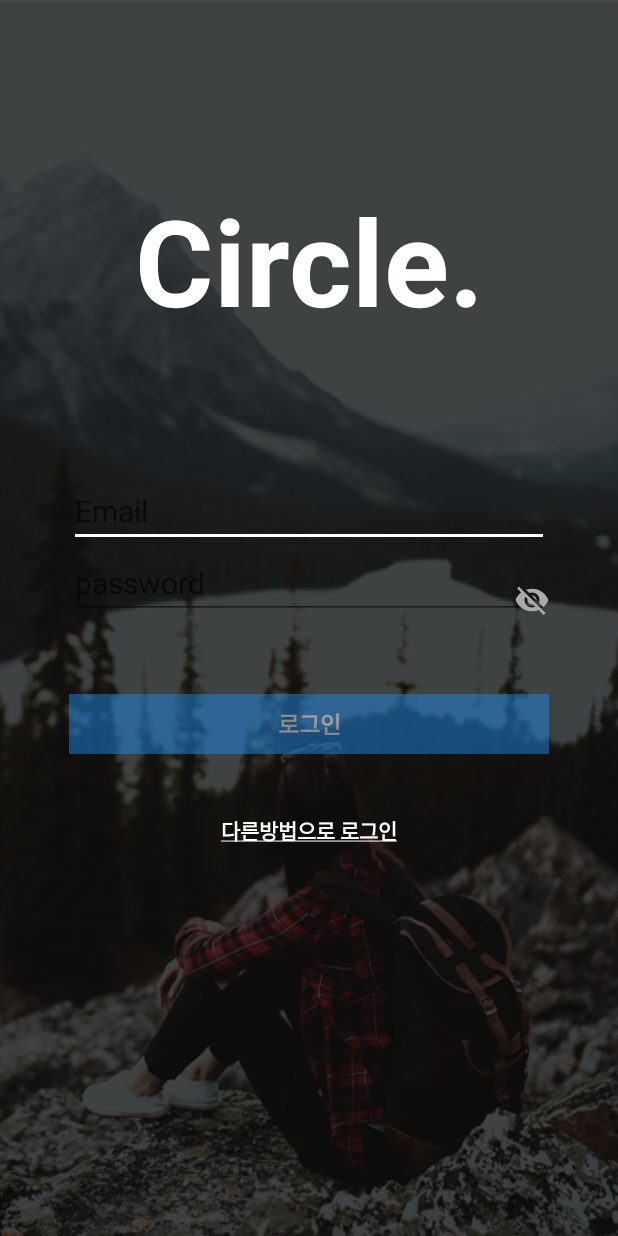
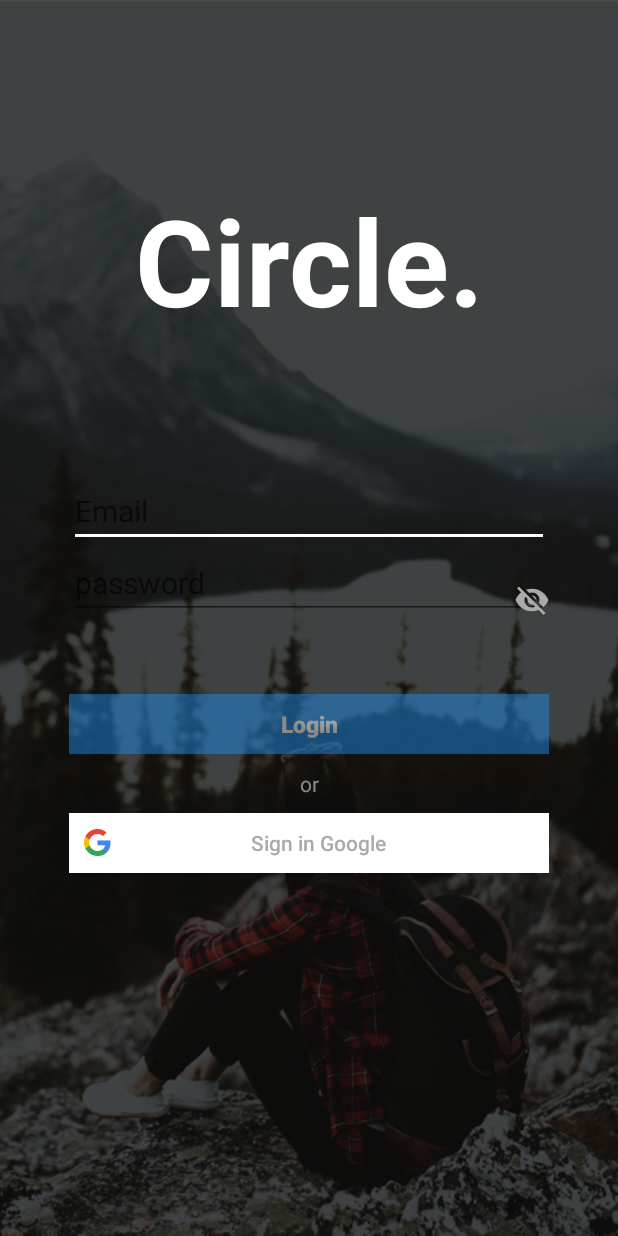
Before and after one commit to taewoooh/TWCircleApp, an Android app: the screen it shows after launch (LoginActivity), on a phone screen of 412 x 824 dp. Run offline under Robolectric (Android 15) with nearby library versions, the phone set to English and light mode, and no system bars; our stand-ins replace Firebase (no records; nobody signed in at launch, a user with empty details on screens opened directly), Volley; libraries missing offline, so code that uses them is left out: com.facebook, com.facebook.login, com.rengwuxian.materialedittext; plain views replace MaterialEditText; 4 statements that could not run were skipped.

Commit message:
구글로그인 연동 성공

```diff
--- a/app/src/main/java/com/example/lg/twcircleapp/LoginActivity.java
+++ b/app/src/main/java/com/example/lg/twcircleapp/LoginActivity.java
@@ -64,23 +64,24 @@ import java.util.regex.Matcher;
 import java.util.regex.Pattern;
 
 
-public class LoginActivity extends AppCompatActivity implements View.OnClickListener {
-
+public class LoginActivity extends AppCompatActivity implements View.OnClickListener, GoogleApiClient.OnConnectionFailedListener {
+    private FirebaseAuth mAuth;
+    private GoogleApiClient mGoogleApiClient;
+    private static final int RC_SIGN_IN = 10;
     MaterialEditText editid, editpassword;
     ImageView delete, delete2, hide;
     RelativeLayout layout, relativeLayout;
-    Button loginbtn;
-    private FirebaseAuth mAuth;
+    Button loginbtn,signbtn;
     LoginButton loginButton;
     SuperToast toast;
-    TextView view, warning;
+    TextView warning, or;
     InputMethodManager imm;
     boolean aBoolean;
     boolean booid, boopass, loggedIn;
     static int value = 0;
     static String test;
     long mNow;
-    /*private CallbackManager mCallbackManager;*/
+
     Date mDate;
     SimpleDateFormat mFormat = new SimpleDateFormat("yyyy-MM-dd hh:mm:ss");
 
@@ -89,7 +90,17 @@ public class LoginActivity extends AppCompatActivity implements View.OnClickList
     protected void onCreate(Bundle savedInstanceState) {
         super.onCreate(savedInstanceState);
         setContentView(R.layout.activity_login);
+        mAuth = FirebaseAuth.getInstance();
 
+        GoogleSignInOptions gso = new GoogleSignInOptions.Builder(GoogleSignInOptions.DEFAULT_SIGN_IN)
+                .requestIdToken(getString(R.string.default_web_client_id))
+                .requestEmail()
+                .build();
+
+        mGoogleApiClient = new GoogleApiClient.Builder(this)
+                .enableAutoManage(this, this)
+                .addApi(Auth.GOOGLE_SIGN_IN_API, gso)
+                .build();
 
         Log.e("onCreate", "" + value);
 
@@ -100,9 +111,35 @@ public class LoginActivity extends AppCompatActivity implements View.OnClickList
         layout = (RelativeLayout) findViewById(R.id.layout);
         imm = (InputMethodManager) getSystemService(Context.INPUT_METHOD_SERVICE);
         delete2 = (ImageView) findViewById(R.id.delete2);
-        view = (TextView) findViewById(R.id.textlogin);
         loginbtn = (Button) findViewById(R.id.loginbtn);
         warning = (TextView) findViewById(R.id.warning);
+        or = (TextView) findViewById(R.id.or);
+        signbtn = (Button) findViewById(R.id.signbtn);
+
+        or.setAlpha(0.5f);
+
+        signbtn.setOnClickListener(new View.OnClickListener() {
+            @Override
+            public void onClick(View v) {
+
+               Intent signInIntent = Auth.GoogleSignInApi.getSignInIntent(mGoogleApiClient);
+                startActivityForResult(signInIntent, RC_SIGN_IN);
+            }
+        });
+        signbtn.setOnTouchListener(new View.OnTouchListener() {
+            @Override
+            public boolean onTouch(View v, MotionEvent event) {
+                if (event.getAction() == MotionEvent.ACTION_DOWN) {
+                    signbtn.setAlpha(0.5f);
+
+                } else if (event.getAction() == MotionEvent.ACTION_UP) {
+
+                    signbtn.setAlpha(1.0f);
+
+                }
+                return false;
+            }
+        });
 
 
         loginbtn.setOnTouchListener(new View.OnTouchListener() {
@@ -125,18 +162,11 @@ public class LoginActivity extends AppCompatActivity implements View.OnClickList
         loginbtn.setClickable(false);
         loginbtn.setEnabled(false);
 
-
         delete.setOnClickListener(this);
         delete2.setOnClickListener(this);
         hide.setOnClickListener(this);
         layout.setOnClickListener(this);
         loginbtn.setOnClickListener(this);
-        view.setOnClickListener(this);
-
-
-        SpannableString content = new SpannableString("다른방법으로 로그인");
-        content.setSpan(new UnderlineSpan(), 0, content.length(), 0);
-        view.setText(content);
 
 
         editid.addTextChangedListener(new TextWatcher() {
@@ -206,47 +236,46 @@ public class LoginActivity extends AppCompatActivity implements View.OnClickList
         });
 
 
-        /*mCallbackManager = CallbackManager.Factory.create();
-        loginButton = (LoginButton) findViewById(R.id.loginbutton);
-        loginButton.setReadPermissions("email");
-        // If using in a fragment
-
-        // Callback registration
-        loginButton.registerCallback(mCallbackManager, new FacebookCallback<LoginResult>() {
-            @Override
-            public void onSuccess(LoginResult loginResult) {
-                handleFacebookAccessToken(loginResult.getAccessToken());
     }
 
     @Override
-            public void onCancel() {
+    public void onActivityResult(int requestCode, int resultCode, Intent data) {
+        super.onActivityResult(requestCode, resultCode, data);
 
+        // Result returned from launching the Intent from GoogleSignInApi.getSignInIntent(...);
+        if (requestCode == RC_SIGN_IN) {
+            GoogleSignInResult result = Auth.GoogleSignInApi.getSignInResultFromIntent(data);
+            if (result.isSuccess()) {
+                // Google Sign In was successful, authenticate with Firebase
+                GoogleSignInAccount account = result.getSignInAccount();
+                firebaseAuthWithGoogle(account);
+            } else {
+                // Google Sign In failed, update UI appropriately
+                // ...
+            }
+        }
     }
 
-            @Override
-            public void onError(FacebookException error) {
+    private void firebaseAuthWithGoogle(GoogleSignInAccount acct) {
 
-            }
-        });*/
 
-    }
-
-  /*  private void handleFacebookAccessToken(AccessToken token) {
-
-        AuthCredential credential = FacebookAuthProvider.getCredential(token.getToken());
-        mAuth.signInWithCredential(credential).addOnCompleteListener(this, new OnCompleteListener<AuthResult>() {
+        AuthCredential credential = GoogleAuthProvider.getCredential(acct.getIdToken(), null);
+        mAuth.signInWithCredential(credential)
+                .addOnCompleteListener(this, new OnCompleteListener<AuthResult>() {
                     @Override
                     public void onComplete(@NonNull Task<AuthResult> task) {
+                        if (!task.isSuccessful()) {
 
-                if (!task.isSuccessful()){
+                        } else {
+                            Intent intent = new Intent(LoginActivity.this,MainActivity.class);
+                            startActivity(intent);
+                            Toast.makeText(LoginActivity.this, "Firebase아이디 생성이 완료되었습니다.", Toast.LENGTH_SHORT).show();
 
-                }else {
-                    Toast.makeText(LoginActivity.this,"Facebook 아이디 연동 성공 ",Toast.LENGTH_SHORT).show();
                         }
 
                     }
                 });
-    }*/
+    }
 
 
     @Override
@@ -286,7 +315,6 @@ public class LoginActivity extends AppCompatActivity implements View.OnClickList
         } else if (v.getId() == R.id.loginbtn) {
 
             TWPreference pre = new TWPreference(LoginActivity.this);
-
             String userid = editid.getText().toString();
             String userpassword = editpassword.getText().toString();
             String usertime = getTime();
@@ -312,13 +340,12 @@ public class LoginActivity extends AppCompatActivity implements View.OnClickList
             task.execute();
             Log.e("loginbtn click after", "" + value);
 
-        } else if (v.getId() == R.id.textlogin) {
+        }/*else if (v.getId() == R.id.googlebtn){
+            Toast.makeText(LoginActivity.this,"googlebtn",Toast.LENGTH_SHORT).show();
+           signbtn.performClick();
 
-            TWBottomSheetDialog bottomSheetDialog = TWBottomSheetDialog.getInstance();
-            bottomSheetDialog.show(getSupportFragmentManager(), "bottomSheet");
+        }*/
 
-
-        }
     }
 
     public void cheked() {
@@ -346,10 +373,10 @@ public class LoginActivity extends AppCompatActivity implements View.OnClickList
         return mFormat.format(mDate);
     }
 
-    /*@Override
+    @Override
     public void onConnectionFailed(@NonNull ConnectionResult connectionResult) {
 
-    }*/
+    }
 
     private class Logintask extends AsyncTask<Void, Void, Void> {
 
--- a/app/src/main/res/layout/activity_login.xml
+++ b/app/src/main/res/layout/activity_login.xml
@@ -51,8 +51,9 @@
         android:id="@+id/editpassword"
         android:layout_width="320dp"
         android:layout_height="wrap_content"
+        android:layout_alignLeft="@+id/editid"
+        android:layout_alignStart="@+id/editid"
         android:layout_below="@+id/editid"
-        android:layout_centerHorizontal="true"
         android:hint="password"
         android:inputType="textPassword"
         android:textCursorDrawable="@null"
@@ -65,16 +66,14 @@
 
     <TextView
         android:id="@+id/warning"
-        android:layout_below="@+id/editpassword"
         android:layout_width="match_parent"
         android:layout_height="wrap_content"
-        android:textSize="10dp"
+        android:layout_below="@+id/editpassword"
         android:paddingLeft="47dp"
-        android:visibility="invisible"
         android:text="이메일 또는 비밀번호가 틀렸습니다."
         android:textColor="#d50000"
-
-        />
+        android:textSize="10dp"
+        android:visibility="invisible" />
 
 
     <ImageView
@@ -108,41 +107,41 @@
         android:layout_centerHorizontal="true"
         android:layout_marginTop="50dp"
         android:background="#1E88E5"
-        android:text="로그인"
+        android:text="Login"
+        android:textAllCaps="false"
         android:textColor="@android:color/white"
         android:textSize="15dp"
         android:textStyle="bold" />
 
+    <TextView
+        android:id="@+id/or"
+        android:layout_width="match_parent"
+        android:layout_height="wrap_content"
+        android:layout_below="@+id/loginbtn"
+        android:layout_marginTop="10dp"
+        android:gravity="center"
+        android:text="or"
+        android:textColor="@android:color/white"
+        android:textSize="14dp" />
 
 
+    <Button
+        android:id="@+id/signbtn"
+        android:layout_width="320dp"
+        android:layout_height="40dp"
+        android:layout_below="@+id/or"
+        android:layout_centerHorizontal="true"
+        android:layout_marginTop="10dp"
+        android:background="@android:color/white"
+        android:drawableLeft="@drawable/googleg_standard_color_18"
+        android:drawablePadding="-15dp"
+        android:paddingLeft="10dp"
+        android:text="Sign in Google"
+        android:textAllCaps="false"
+        android:textColor="@android:color/darker_gray"
+        android:textSize="14dp">
 
-    <TextView
-        android:id="@+id/textlogin"
-        android:layout_width="match_parent"
-        android:layout_height="wrap_content"
-        android:layout_below="@id/loginbtn"
-        android:layout_marginTop="40dp"
-        android:gravity="center"
-        android:text="다른 방법으로 로그인"
-        android:textColor="@android:color/white"
-        android:textStyle="bold" />
-
-    <android.support.design.widget.CoordinatorLayout
-        android:layout_width="match_parent"
-        android:layout_height="wrap_content">
-
-        <android.support.design.widget.AppBarLayout
-            android:layout_width="match_parent"
-            android:layout_height="wrap_content"
-            android:theme="@style/AppTheme.AppBarOverlay">
-
-
-        </android.support.design.widget.AppBarLayout>
-
-        <include layout="@layout/content_main" />
-
-
-    </android.support.design.widget.CoordinatorLayout>
+    </Button>
 
 
 </RelativeLayout>
```
Also changed, not shown: app/src/main/java/com/example/lg/twcircleapp/TWBottomSheetDialog.java (deleted, +0 -220 lines), app/src/main/res/layout/bottom_sheet_dialog.xml (deleted, +0 -112 lines). Lines whose indentation alone changed are shown as unchanged.
